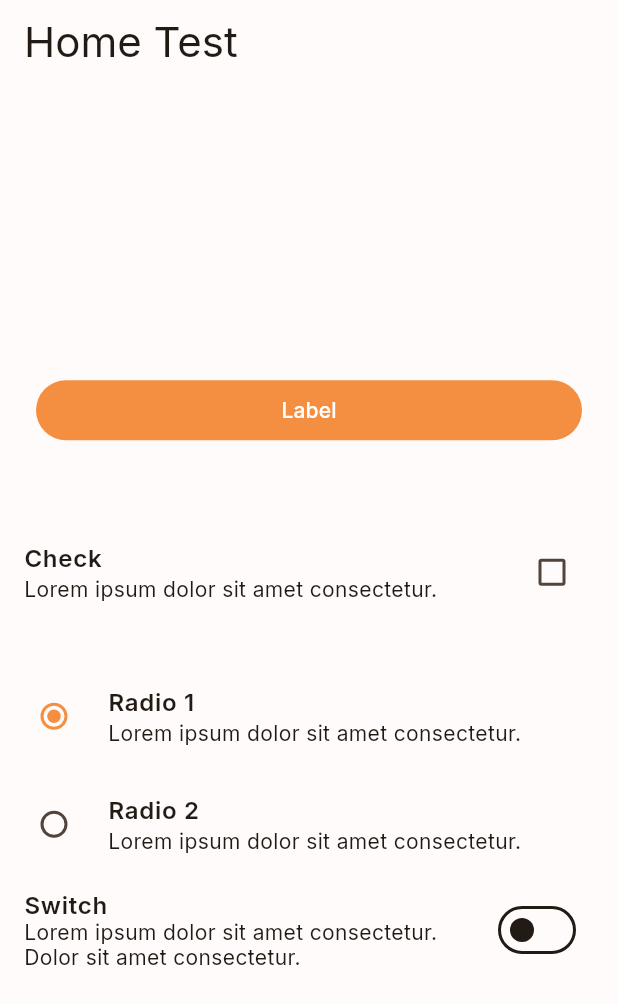
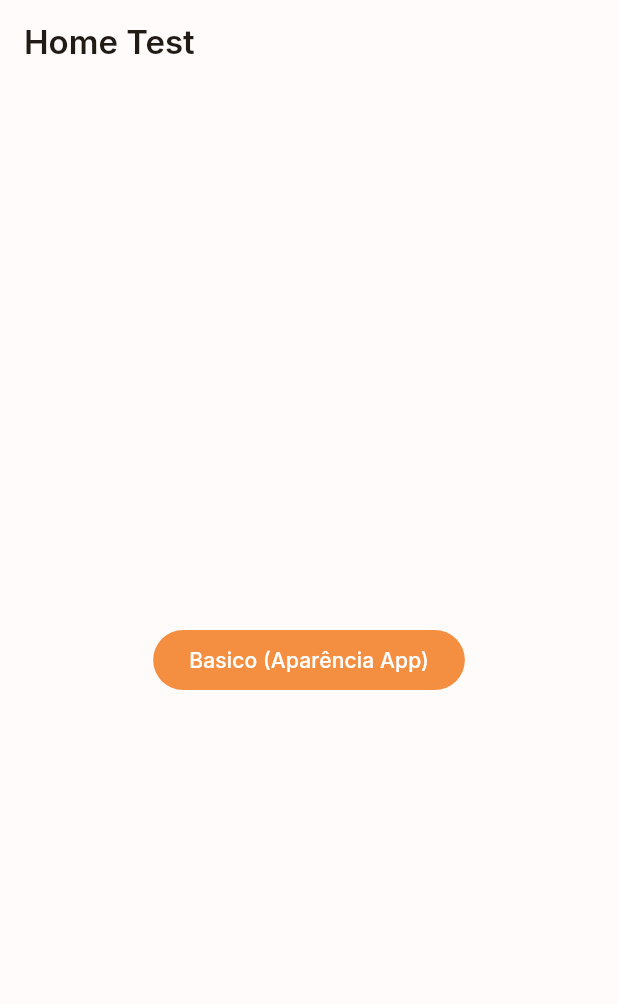
Before and after one commit to thiagouxdev/GetX, a Flutter app: the screen it shows after launch, on a phone screen of 412 x 824 dp. Shown: the top 1004 px of the screen. Run offline on Flutter 3.47's test engine with Material 3 defaults, Android fonts, the phone set to English and light mode, and no system bars; our stand-ins replace get, google_fonts.

Commit message:
theme page e theme controller create

```diff
--- a/3_dependencias/get_dependencias/lib/main.dart
+++ b/3_dependencias/get_dependencias/lib/main.dart
@@ -1,8 +1,9 @@
 import 'package:flutter/material.dart';
-import 'package:get/get_navigation/get_navigation.dart';
-import 'package:get_dependencias/pages/basico/basico_home_page.dart';
+import 'package:get/get.dart';
 import 'package:get_dependencias/pages/home_page.dart';
-import 'utils/theme/theme.dart';
+import 'package:get_dependencias/utils/theme/theme.dart';
+import 'pages/basico/basico_theme_controller.dart';
+import 'pages/basico/basico_theme_page.dart';
 
 void main() {
   runApp(const MyApp());
@@ -13,14 +14,16 @@ class MyApp extends StatelessWidget {
 
   @override
   Widget build(BuildContext context) {
+    final ThemeController themeController = Get.put(ThemeController());
+
     return Builder(
       builder: (context) {
-        return GetMaterialApp(
+        return Obx(() => GetMaterialApp(
               title: 'Dependencias',
               debugShowCheckedModeBanner: false,
               darkTheme: TAppTheme.darkTheme(context),
               theme: TAppTheme.lightTheme(context),
-          themeMode: ThemeMode.system,
+              themeMode: themeController.themeModeSelected.value,
               getPages: [
                 GetPage(
                   name: "/",
@@ -28,10 +31,10 @@ class MyApp extends StatelessWidget {
                 ),
                 GetPage(
                   name: "/basico",
-              page: () => const BasicoHomePage(),
+                  page: () => ThemePage(),
                 ),
               ],
-        );
+            ));
       },
     );
   }
--- /dev/null
+++ b/3_dependencias/get_dependencias/lib/pages/basico/basico_theme_controller.dart
@@ -0,0 +1,11 @@
+import 'package:flutter/material.dart';
+import 'package:get/get.dart';
+
+class ThemeController extends GetxController {
+  var themeModeSelected =
+      ThemeMode.light.obs; // Observável para o tema selecionado
+
+  void alterarThemeData(ThemeMode newThemeMode) {
+    themeModeSelected.value = newThemeMode; // Atualiza o tema selecionado
+  }
+}
--- a/3_dependencias/get_dependencias/lib/pages/home_page.dart
+++ b/3_dependencias/get_dependencias/lib/pages/home_page.dart
@@ -1,4 +1,5 @@
 import 'package:flutter/material.dart';
+import 'package:get/get.dart';
 
 class HomePage extends StatefulWidget {
   const HomePage({super.key});
@@ -8,78 +9,24 @@ class HomePage extends StatefulWidget {
 }
 
 class _HomePageState extends State<HomePage> {
-  bool _isChecked = false;
-  bool _isSwitched = false;
-  int _radioValue = 0;
-
   @override
   Widget build(BuildContext context) {
     return Scaffold(
       appBar: AppBar(
         backgroundColor: Theme.of(context).colorScheme.surface,
-        title: Text(
+        title: const Text(
           'Home Test',
-          style: Theme.of(context).textTheme.headlineMedium,
         ),
       ),
       body: Center(
         child: Column(
           mainAxisAlignment: MainAxisAlignment.center,
           children: [
-            SizedBox(
-              width: double.infinity,
-              child: Padding(
-                padding: const EdgeInsets.all(24.0),
-                child: FilledButton(
-                  onPressed: () {},
-                  child: const Text("Label"),
-                ),
-              ),
-            ),
-            const SizedBox(height: 24),
-            CheckboxListTile(
-              title: const Text("Check"),
-              subtitle: const Text("Lorem ipsum dolor sit amet consectetur."),
-              value: _isChecked,
-              onChanged: (bool? value) {
-                setState(() {
-                  _isChecked = value!;
-                });
+            FilledButton(
+              onPressed: () {
+                Get.toNamed("/basico");
               },
-            ),
-            const SizedBox(height: 24),
-            RadioListTile(
-              title: const Text("Radio 1"),
-              subtitle: const Text("Lorem ipsum dolor sit amet consectetur."),
-              value: 0,
-              groupValue: _radioValue,
-              onChanged: (int? value) {
-                setState(() {
-                  _radioValue = value!;
-                });
-              },
-            ),
-            RadioListTile(
-              title: const Text("Radio 2"),
-              subtitle: const Text("Lorem ipsum dolor sit amet consectetur."),
-              value: 1,
-              groupValue: _radioValue,
-              onChanged: (int? value) {
-                setState(() {
-                  _radioValue = value!;
-                });
-              },
-            ),
-            SwitchListTile(
-              title: const Text("Switch"),
-              subtitle: const Text(
-                  "Lorem ipsum dolor sit amet consectetur. Dolor sit amet consectetur."),
-              value: _isSwitched,
-              onChanged: (bool value) {
-                setState(() {
-                  _isSwitched = value;
-                });
-              },
+              child: const Text("Basico (Aparência App)"),
             )
           ],
         ),
--- a/3_dependencias/get_dependencias/lib/utils/constants/colors.dart
+++ b/3_dependencias/get_dependencias/lib/utils/constants/colors.dart
@@ -26,6 +26,6 @@ class TColorScheme {
     onError: Color(0xFF690005),
     surface: Color(0xFF050505),
     onSurface: Color(0xFFF0ECEB),
-    onSurfaceVariant: Color(0xFFD7C3B7),
+    onSurfaceVariant: Color(0xFFBCB6B2),
   );
 }
--- a/3_dependencias/get_dependencias/lib/utils/theme/widget_theme/list_tile_theme.dart
+++ b/3_dependencias/get_dependencias/lib/utils/theme/widget_theme/list_tile_theme.dart
@@ -8,7 +8,7 @@ class TListTileTheme {
     return ListTileThemeData(
       textColor: colorScheme.onSurface,
       titleTextStyle:
-          textTheme.bodyLarge?.copyWith(color: colorScheme.onSurface),
+          textTheme.titleMedium?.copyWith(color: colorScheme.onSurface),
       subtitleTextStyle:
           textTheme.bodyMedium?.copyWith(color: colorScheme.onSurfaceVariant),
     );
--- a/3_dependencias/get_dependencias/lib/utils/theme/widget_theme/text_theme.dart
+++ b/3_dependencias/get_dependencias/lib/utils/theme/widget_theme/text_theme.dart
@@ -71,7 +71,7 @@ class TTextTheme {
     bodyLarge: GoogleFonts.getFont(
       tFontFamily,
       fontSize: 16,
-      fontWeight: weightSemiBold,
+      fontWeight: weightRegular,
       letterSpacing: 0.5,
     ),
     bodyMedium: GoogleFonts.getFont(
```
Also changed, not shown: 3_dependencias/get_dependencias/lib/pages/basico/basico_home_page.dart (deleted, +0 -20 lines), 3_dependencias/get_dependencias/lib/pages/basico/basico_theme_page.dart (added, +77 -0 lines). Lines whose indentation alone changed are shown as unchanged.
